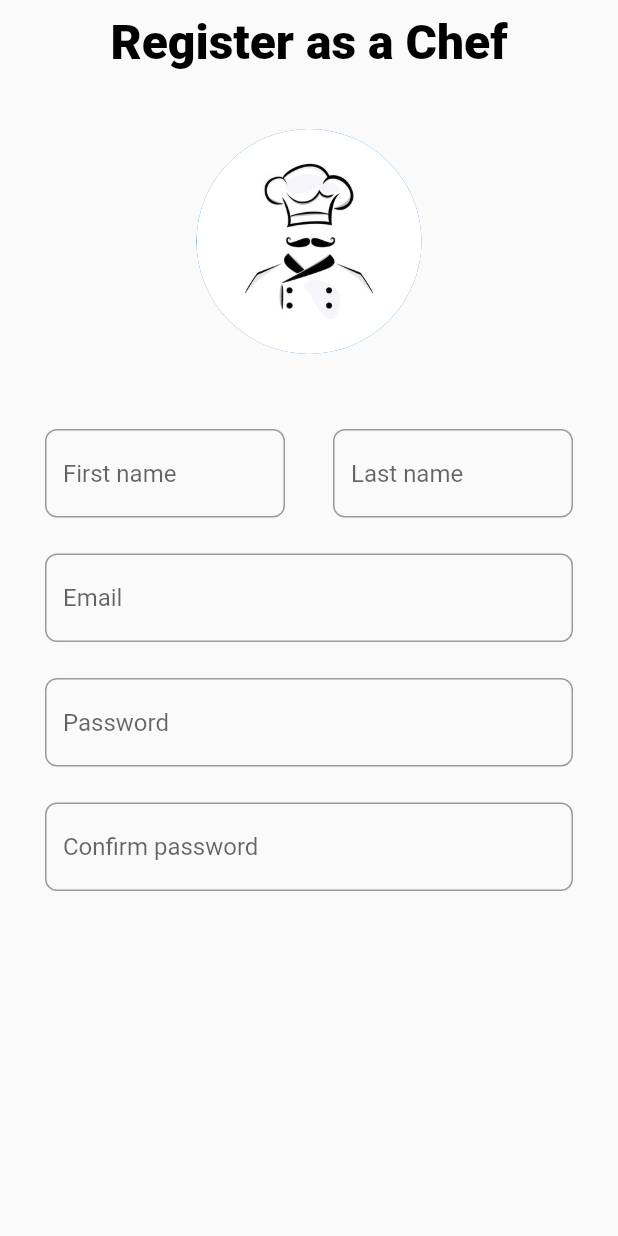
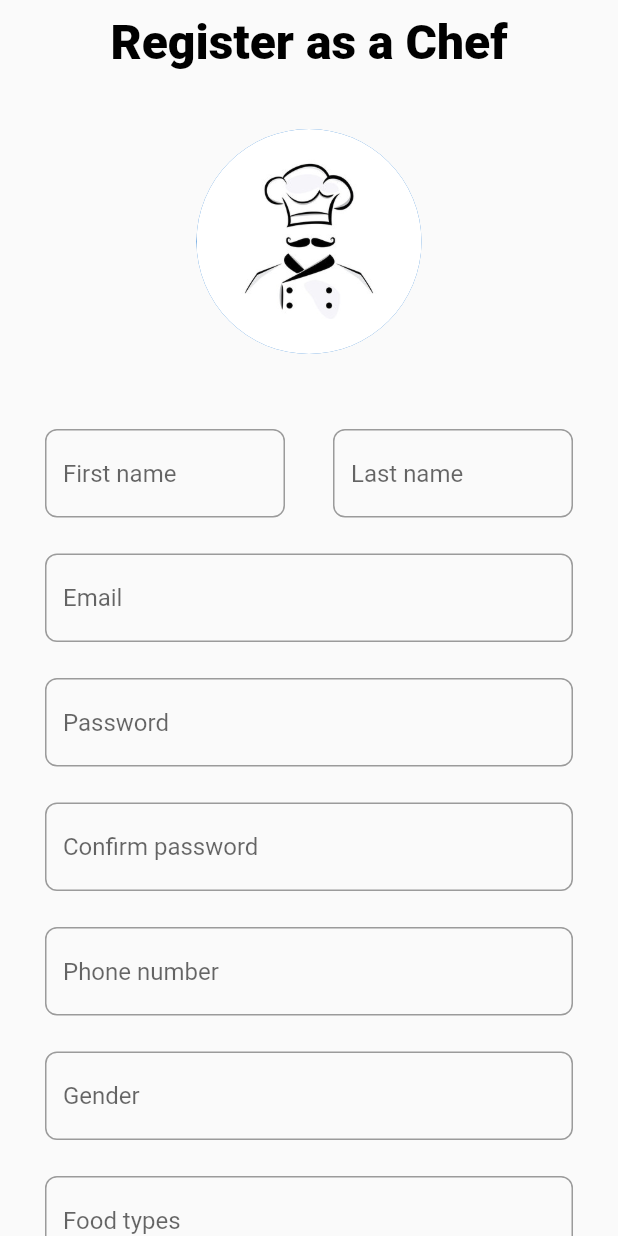
Before and after one commit to LassazVegaz/my_recipe, a Flutter app: the screen it shows after launch, on a phone screen of 412 x 824 dp. Run offline on Flutter 3.47's test engine with Material 2 defaults, Android fonts, the phone set to English and light mode, and no system bars; our stand-ins replace firebase_core; accounts and stored records are empty.

Commit message:
all fields

```diff
--- a/lib/pages/chef_register_page.dart
+++ b/lib/pages/chef_register_page.dart
@@ -15,7 +15,8 @@ class ChefRegisterPage extends StatelessWidget {
           ),
           centerTitle: true,
         ),
-        body: Padding(
+        body: SingleChildScrollView(
+          child: Padding(
             padding: const EdgeInsets.symmetric(horizontal: 30),
             child: Column(
               children: [
@@ -52,7 +53,41 @@ class ChefRegisterPage extends StatelessWidget {
                 const OutlinedTextField(
                   hintText: 'Confirm password',
                 ),
+                const SizedBox(height: 24),
+                const OutlinedTextField(
+                  hintText: 'Phone number',
+                ),
+                const SizedBox(height: 24),
+                const OutlinedTextField(
+                  hintText: 'Gender',
+                ),
+                const SizedBox(height: 24),
+                const OutlinedTextField(
+                  hintText: 'Food types',
+                ),
+                const SizedBox(height: 30),
+                ElevatedButton(
+                  onPressed: () {},
+                  child: const Text('Register'),
+                ),
+                const SizedBox(height: 15),
+                Row(
+                  mainAxisAlignment: MainAxisAlignment.center,
+                  children: const [
+                    Text('Already have an account?'),
+                    SizedBox(width: 8),
+                    Text(
+                      'Login',
+                      style: TextStyle(
+                        color: Colors.blue,
+                        fontWeight: FontWeight.w700,
+                      ),
+                    ),
                   ],
+                ),
+                const SizedBox(height: 30),
+              ],
+            ),
           ),
         ));
   }
--- a/lib/theme.dart
+++ b/lib/theme.dart
@@ -56,6 +56,7 @@ var themeData = ThemeData(
         color: Colors.white,
       ),
       shape: _buttonBorderShape,
+      padding: const EdgeInsets.symmetric(vertical: 20, horizontal: 16),
     ),
   ),
   outlinedButtonTheme: OutlinedButtonThemeData(
```
Lines whose indentation alone changed are shown as unchanged.
